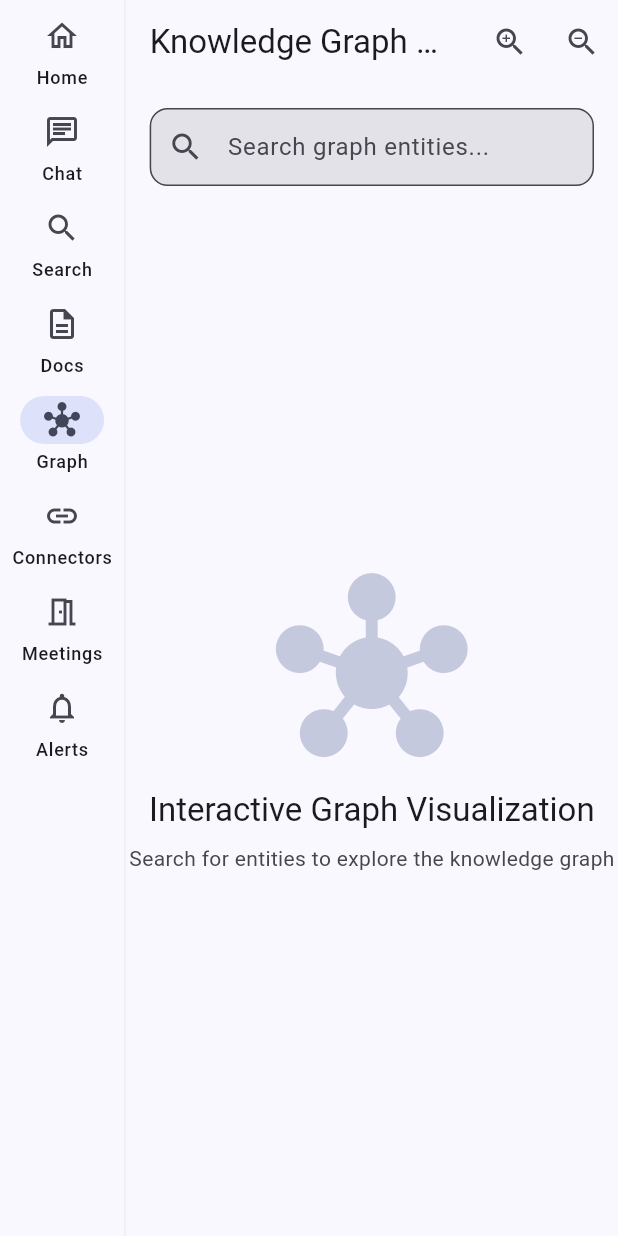
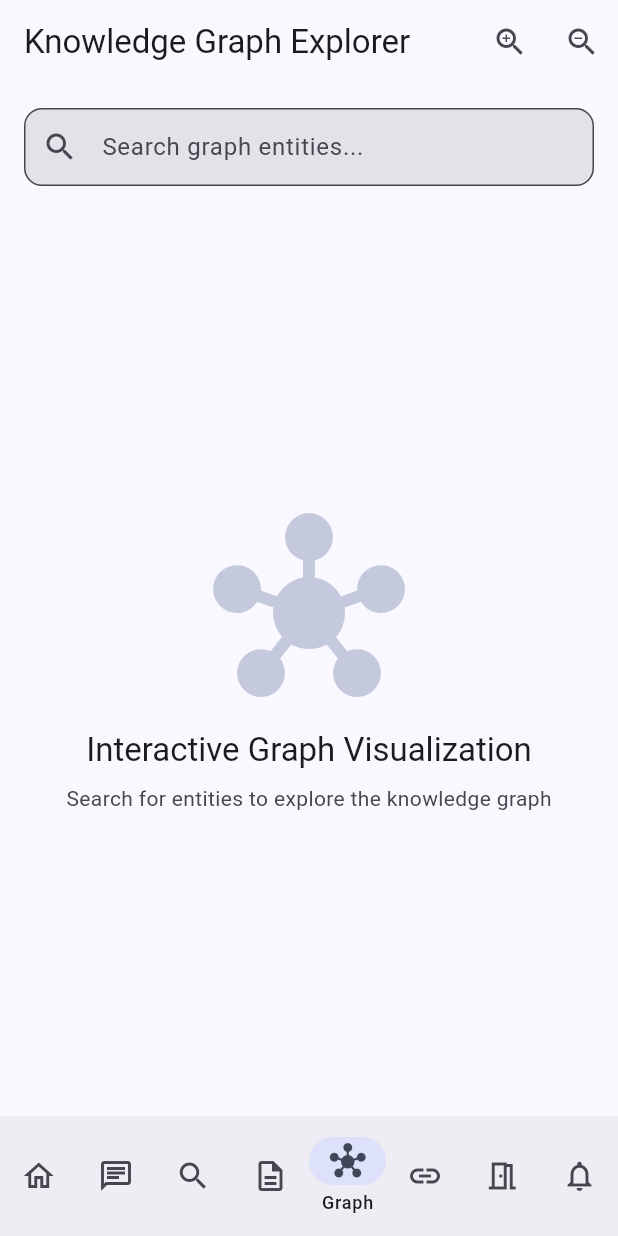
Before and after one commit to Carlos05-code/AI-Knowledge-Graph-for-Organizations, a Flutter app: the GraphExplorerScreen screen opened by its route, on a phone screen of 412 x 824 dp. Run offline on Flutter 3.47's test engine with Material 3 defaults, Android fonts, the phone set to English and light mode, and no system bars; our stand-ins replace dio, file_picker, flutter_riverpod, flutter_secure_storage, go_router; accounts and stored records are empty; network calls fail.

Commit message:
fix: frontend API base URL, responsive shell, API_SPEC.md drift
Three independent fixes:

- ApiClient's base URL was hardcoded at compile time; a prior attempt
  to make it configurable set it as a container runtime env var in
  docker-compose.yml/k8s, which does nothing for a static Flutter web
  build. Now a real --dart-define build arg, verified by grepping the
  compiled bundle for both a custom and the default URL.

- AppShell's NavigationRail rendered unconditionally with all-visible
  labels, consuming most of the screen on an actual mobile-width
  viewport. Now switches to a bottom NavigationBar below 600px.

- API_SPEC.md's connector registry line listed 3 adapter types where
  14 are actually shipped, and the Keycloak SSO endpoints were
  entirely undocumented. Both corrected.

Co-Authored-By: Claude Sonnet 5 <noreply@anthropic.com>

```diff
--- a/frontend/lib/core/api/api_client.dart
+++ b/frontend/lib/core/api/api_client.dart
@@ -9,9 +9,18 @@ class ApiClient {
   static const _accessTokenKey = 'access_token';
   static const _refreshTokenKey = 'refresh_token';
 
+  /// Baked in at build time via `--dart-define=API_BASE_URL=...` (see
+  /// docker/Dockerfile.frontend's ARG). A Flutter web build is static once
+  /// compiled — there is no runtime environment variable it can read after
+  /// that, so this must be resolved at compile time, not container startup.
+  static const String defaultBaseUrl = String.fromEnvironment(
+    'API_BASE_URL',
+    defaultValue: 'http://localhost:3000/api/v1',
+  );
+
   ApiClient({String? baseUrl}) {
     _dio = Dio(BaseOptions(
-      baseUrl: baseUrl ?? 'http://localhost:3000/api/v1',
+      baseUrl: baseUrl ?? defaultBaseUrl,
       connectTimeout: const Duration(seconds: 10),
       receiveTimeout: const Duration(seconds: 30),
       headers: {'Content-Type': 'application/json'},
--- a/frontend/lib/core/widgets/app_shell.dart
+++ b/frontend/lib/core/widgets/app_shell.dart
@@ -2,6 +2,30 @@ import 'package:flutter/material.dart';
 import 'package:flutter_riverpod/flutter_riverpod.dart';
 import 'package:go_router/go_router.dart';
 import '../../features/notifications/presentation/notifications_provider.dart';
+
+/// Below this width a NavigationRail with always-on labels leaves almost no
+/// room for content — switches to a bottom NavigationBar instead. 600 is
+/// Material's own compact/medium breakpoint.
+const double _railBreakpoint = 600;
+
+class _NavItem {
+  final IconData icon;
+  final IconData selectedIcon;
+  final String label;
+  final String route;
+  const _NavItem(this.icon, this.selectedIcon, this.label, this.route);
+}
+
+const _navItems = [
+  _NavItem(Icons.home_outlined, Icons.home, 'Home', '/'),
+  _NavItem(Icons.chat_outlined, Icons.chat, 'Chat', '/chat'),
+  _NavItem(Icons.search_outlined, Icons.search, 'Search', '/search'),
+  _NavItem(Icons.description_outlined, Icons.description, 'Docs', '/documents'),
+  _NavItem(Icons.hub_outlined, Icons.hub, 'Graph', '/graph'),
+  _NavItem(Icons.link_outlined, Icons.link, 'Connectors', '/connectors'),
+  _NavItem(Icons.meeting_room_outlined, Icons.meeting_room, 'Meetings', '/meetings'),
+  _NavItem(Icons.notifications_outlined, Icons.notifications, 'Alerts', '/notifications'),
+];
 
 class AppShell extends ConsumerStatefulWidget {
   final Widget child;
@@ -23,63 +47,53 @@ class _AppShellState extends ConsumerState<AppShell> {
   @override
   Widget build(BuildContext context) {
     final unread = ref.watch(notificationsProvider).unreadCount;
+    final selectedIndex = _currentIndex(context);
+    final isCompact = MediaQuery.sizeOf(context).width < _railBreakpoint;
+
+    Widget iconFor(int i, {required bool selected}) {
+      final item = _navItems[i];
+      final icon = Icon(selected ? item.selectedIcon : item.icon);
+      if (item.label != 'Alerts') return icon;
+      return Badge(
+        isLabelVisible: unread > 0,
+        label: Text(unread > 99 ? '99+' : '$unread'),
+        child: icon,
+      );
+    }
+
+    if (isCompact) {
+      return Scaffold(
+        body: widget.child,
+        bottomNavigationBar: NavigationBar(
+          selectedIndex: selectedIndex,
+          onDestinationSelected: (i) => _navigate(context, i),
+          labelBehavior: NavigationDestinationLabelBehavior.onlyShowSelected,
+          destinations: [
+            for (var i = 0; i < _navItems.length; i++)
+              NavigationDestination(
+                icon: iconFor(i, selected: false),
+                selectedIcon: iconFor(i, selected: true),
+                label: _navItems[i].label,
+              ),
+          ],
+        ),
+      );
+    }
 
     return Scaffold(
       body: Row(
         children: [
           NavigationRail(
-            selectedIndex: _currentIndex(context),
+            selectedIndex: selectedIndex,
             onDestinationSelected: (i) => _navigate(context, i),
             labelType: NavigationRailLabelType.all,
             destinations: [
-              const NavigationRailDestination(
-                icon: Icon(Icons.home_outlined),
-                selectedIcon: Icon(Icons.home),
-                label: Text('Home'),
-              ),
-              const NavigationRailDestination(
-                icon: Icon(Icons.chat_outlined),
-                selectedIcon: Icon(Icons.chat),
-                label: Text('Chat'),
-              ),
-              const NavigationRailDestination(
-                icon: Icon(Icons.search_outlined),
-                selectedIcon: Icon(Icons.search),
-                label: Text('Search'),
-              ),
-              const NavigationRailDestination(
-                icon: Icon(Icons.description_outlined),
-                selectedIcon: Icon(Icons.description),
-                label: Text('Docs'),
-              ),
-              const NavigationRailDestination(
-                icon: Icon(Icons.hub_outlined),
-                selectedIcon: Icon(Icons.hub),
-                label: Text('Graph'),
-              ),
-              const NavigationRailDestination(
-                icon: Icon(Icons.link_outlined),
-                selectedIcon: Icon(Icons.link),
-                label: Text('Connectors'),
-              ),
-              const NavigationRailDestination(
-                icon: Icon(Icons.meeting_room_outlined),
-                selectedIcon: Icon(Icons.meeting_room),
-                label: Text('Meetings'),
-              ),
-              NavigationRailDestination(
-                icon: Badge(
-                  isLabelVisible: unread > 0,
-                  label: Text(unread > 99 ? '99+' : '$unread'),
-                  child: const Icon(Icons.notifications_outlined),
+              for (var i = 0; i < _navItems.length; i++)
+                NavigationRailDestination(
+                  icon: iconFor(i, selected: false),
+                  selectedIcon: iconFor(i, selected: true),
+                  label: Text(_navItems[i].label),
                 ),
-                selectedIcon: Badge(
-                  isLabelVisible: unread > 0,
-                  label: Text(unread > 99 ? '99+' : '$unread'),
-                  child: const Icon(Icons.notifications),
-                ),
-                label: const Text('Alerts'),
-              ),
             ],
           ),
           const VerticalDivider(width: 1),
@@ -91,27 +105,13 @@ class _AppShellState extends ConsumerState<AppShell> {
 
   int _currentIndex(BuildContext context) {
     final location = GoRouterState.of(context).uri.toString();
-    if (location.startsWith('/chat')) return 1;
-    if (location.startsWith('/search')) return 2;
-    if (location.startsWith('/documents')) return 3;
-    if (location.startsWith('/graph')) return 4;
-    if (location.startsWith('/connectors')) return 5;
-    if (location.startsWith('/meetings')) return 6;
-    if (location.startsWith('/notifications')) return 7;
+    for (var i = _navItems.length - 1; i >= 0; i--) {
+      if (i > 0 && location.startsWith(_navItems[i].route)) return i;
+    }
     return 0;
   }
 
   void _navigate(BuildContext context, int index) {
-    const routes = [
-      '/',
-      '/chat',
-      '/search',
-      '/documents',
-      '/graph',
-      '/connectors',
-      '/meetings',
-      '/notifications',
-    ];
-    context.go(routes[index]);
+    context.go(_navItems[index].route);
   }
 }
```
Also changed, not shown: 8 other files.
